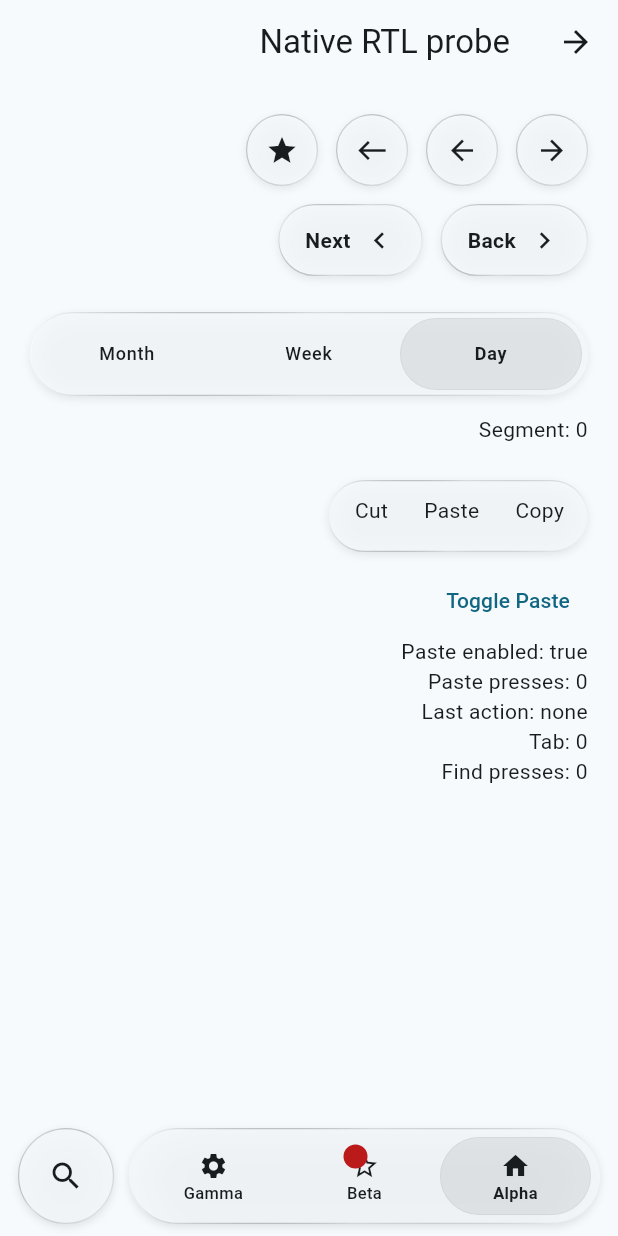
After one commit to starroyhq/flutter-adaptive-liquid-glass, a Flutter app: the NativeRtlProbePage screen opened directly, on a phone screen of 412 x 824 dp. The commit adds this screen. Run offline on Flutter 3.47's test engine with Material 3 defaults, Android fonts, the light colour scheme and no system bars.

Commit message:
test(example): 新增 RTL 探针页（方向符号、分段控件、按钮组启用开关、标签栏）

```diff
--- a/example/lib/component_catalog.dart
+++ b/example/lib/component_catalog.dart
@@ -5,6 +5,7 @@ import 'catalog_popups.dart';
 import 'native_accessibility_example.dart';
 import 'native_controls_probe.dart';
 import 'native_layout_probe.dart';
+import 'native_rtl_probe.dart';
 
 /// Independent synthetic data only. No account, network or application services.
 class ComponentCatalogApp extends StatefulWidget {
@@ -149,6 +150,14 @@ class _ComponentCatalogAppState extends State<ComponentCatalogApp> {
                 ),
               ),
               child: const Text('Open native layout probe'),
+            ),
+            TextButton(
+              onPressed: () => Navigator.of(context).push(
+                MaterialPageRoute<void>(
+                  builder: (_) => const NativeRtlProbePage(),
+                ),
+              ),
+              child: const Text('Open native RTL probe'),
             ),
           ],
           const SizedBox(height: 32),
--- a/example/lib/main.dart
+++ b/example/lib/main.dart
@@ -5,6 +5,7 @@ import 'native_modal_example.dart';
 import 'component_catalog.dart';
 import 'native_controls_probe.dart';
 import 'native_layout_probe.dart';
+import 'native_rtl_probe.dart';
 import 'new_controls_example.dart';
 
 void main() => runApp(
@@ -12,6 +13,8 @@ void main() => runApp(
       ? const NativeControlsProbeApp()
       : const bool.fromEnvironment('GLASS_NATIVE_LAYOUT_PROBE')
       ? const NativeLayoutProbeApp()
+      : const bool.fromEnvironment('GLASS_NATIVE_RTL_PROBE')
+      ? const NativeRtlProbeApp()
       : const bool.fromEnvironment('GLASS_NEW_CONTROLS')
       ? const NewControlsExample()
       : const bool.fromEnvironment('GLASS_MODAL_PROBE')
--- /dev/null
+++ b/example/lib/native_rtl_probe.dart
@@ -0,0 +1,201 @@
+import 'package:flutter/material.dart';
+import 'package:flutter_adaptive_liquid_glass/flutter_adaptive_liquid_glass.dart';
+
+/// A fixed right-to-left page for screenshot comparison and UI tests of native
+/// controls that follow Flutter's text direction rather than the device
+/// language: SF Symbols with a direction, a segmented control, a button group
+/// with an action whose enabled state changes in place, and the system tab
+/// bar with a trailing action.
+class NativeRtlProbeApp extends StatefulWidget {
+  const NativeRtlProbeApp({super.key});
+
+  @override
+  State<NativeRtlProbeApp> createState() => _NativeRtlProbeAppState();
+}
+
+class _NativeRtlProbeAppState extends State<NativeRtlProbeApp> {
+  final _observer = LiquidGlassNavigatorObserver();
+
+  @override
+  void dispose() {
+    _observer.dispose();
+    super.dispose();
+  }
+
+  @override
+  Widget build(BuildContext context) => MaterialApp(
+    title: 'Native RTL probe',
+    theme: ThemeData(brightness: Brightness.light),
+    darkTheme: ThemeData(brightness: Brightness.dark),
+    navigatorObservers: [_observer],
+    builder: (context, child) =>
+        LiquidGlassAppearance(mode: ThemeMode.system, child: child!),
+    home: const NativeRtlProbePage(),
+  );
+}
+
+/// The probe page itself; the catalog's Search page also pushes it.
+class NativeRtlProbePage extends StatefulWidget {
+  const NativeRtlProbePage({super.key});
+
+  @override
+  State<NativeRtlProbePage> createState() => _NativeRtlProbePageState();
+}
+
+class _NativeRtlProbePageState extends State<NativeRtlProbePage> {
+  int _segment = 0, _tab = 0, _finds = 0, _pastes = 0;
+  bool _pasteEnabled = true;
+  String _lastAction = 'none';
+
+  VoidCallback _record(String action) =>
+      () => setState(() => _lastAction = action);
+
+  @override
+  Widget build(BuildContext context) => Directionality(
+    textDirection: TextDirection.rtl,
+    child: Scaffold(
+      appBar: AppBar(title: const Text('Native RTL probe')),
+      body: ListView(
+        padding: const EdgeInsets.all(20),
+        children: [
+          // Semantic symbols turn with the direction; arrow.left and star
+          // do not.
+          Wrap(
+            spacing: 12,
+            runSpacing: 12,
+            children: [
+              LiquidGlassButton.icon(
+                id: 'rtl-symbol-backward',
+                icon: Icons.arrow_back,
+                sfSymbol: 'arrow.backward',
+                semanticLabel: 'Backward symbol',
+                onPressed: _record('backward'),
+              ),
+              LiquidGlassButton.icon(
+                id: 'rtl-symbol-forward',
+                icon: Icons.arrow_forward,
+                sfSymbol: 'arrow.forward',
+                semanticLabel: 'Forward symbol',
+                onPressed: _record('forward'),
+              ),
+              LiquidGlassButton.icon(
+                id: 'rtl-symbol-left',
+                icon: Icons.west,
+                sfSymbol: 'arrow.left',
+                semanticLabel: 'Left symbol',
+                onPressed: _record('left'),
+              ),
+              LiquidGlassButton.icon(
+                id: 'rtl-symbol-star',
+                icon: Icons.star,
+                sfSymbol: 'star',
+                semanticLabel: 'Star symbol',
+                onPressed: _record('star'),
+              ),
+            ],
+          ),
+          const SizedBox(height: 12),
+          Wrap(
+            spacing: 12,
+            runSpacing: 12,
+            children: [
+              LiquidGlassButton(
+                id: 'rtl-chevron-back',
+                label: 'Back',
+                icon: Icons.chevron_left,
+                sfSymbol: 'chevron.backward',
+                onPressed: _record('back'),
+              ),
+              LiquidGlassButton(
+                id: 'rtl-chevron-next',
+                label: 'Next',
+                icon: Icons.chevron_right,
+                sfSymbol: 'chevron.forward',
+                onPressed: _record('next'),
+              ),
+            ],
+          ),
+          const SizedBox(height: 24),
+          LiquidGlassSegmentedControl<int>(
+            segments: const [
+              LiquidGlassSegment(value: 0, label: 'Day'),
+              LiquidGlassSegment(value: 1, label: 'Week'),
+              LiquidGlassSegment(value: 2, label: 'Month'),
+            ],
+            selected: _segment,
+            onChanged: (value) => setState(() => _segment = value),
+          ),
+          const SizedBox(height: 12),
+          Text('Segment: $_segment'),
+          const SizedBox(height: 24),
+          Align(
+            alignment: AlignmentDirectional.centerStart,
+            child: LiquidGlassButtonGroup(
+              actions: [
+                LiquidGlassAction(
+                  id: 'rtl-group-copy',
+                  label: 'Copy',
+                  onPressed: _record('copy'),
+                ),
+                // Toggle Paste changes its enabled state in place.
+                LiquidGlassAction(
+                  id: 'rtl-group-paste',
+                  label: 'Paste',
+                  onPressed: _pasteEnabled
+                      ? () => setState(() => _pastes++)
+                      : null,
+                ),
+                LiquidGlassAction(
+                  id: 'rtl-group-cut',
+                  label: 'Cut',
+                  onPressed: _record('cut'),
+                ),
+              ],
+            ),
+          ),
+          const SizedBox(height: 8),
+          Align(
+            alignment: AlignmentDirectional.centerStart,
+            child: TextButton(
+              onPressed: () => setState(() => _pasteEnabled = !_pasteEnabled),
+              child: const Text('Toggle Paste'),
+            ),
+          ),
+          Text('Paste enabled: $_pasteEnabled'),
+          Text('Paste presses: $_pastes'),
+          Text('Last action: $_lastAction'),
+          Text('Tab: $_tab'),
+          Text('Find presses: $_finds'),
+        ],
+      ),
+      // Gamma is drawn from Material glyphs and starts unselected.
+      bottomNavigationBar: LiquidGlassTabBar(
+        items: const [
+          LiquidGlassTabItem(
+            label: 'Alpha',
+            icon: Icons.home,
+            sfSymbol: 'house',
+          ),
+          LiquidGlassTabItem(
+            label: 'Beta',
+            icon: Icons.star_border,
+            sfSymbol: 'star',
+            badge: '',
+          ),
+          LiquidGlassTabItem(
+            label: 'Gamma',
+            icon: Icons.settings,
+            selectedIcon: Icons.settings_suggest,
+          ),
+        ],
+        selectedIndex: _tab,
+        onSelected: (value) => setState(() => _tab = value),
+        trailingAction: LiquidGlassAction(
+          id: 'rtl-find',
+          label: 'Find',
+          onPressed: () => setState(() => _finds++),
+        ),
+      ),
+    ),
+  );
+}
```
Also changed, not shown: 1 other file.
